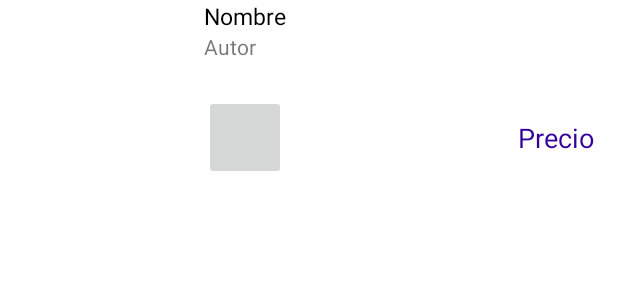
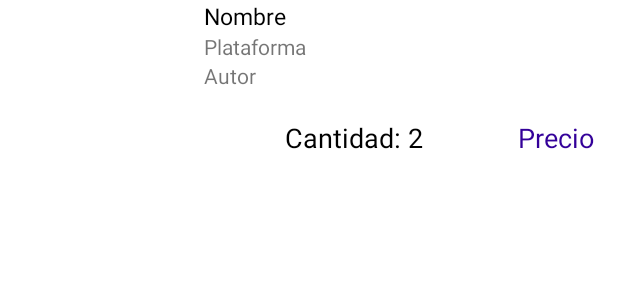
Before and after one commit to nacho949/Aiscrim, an Android app: the layout item_cesta_compra.xml on its own in the app's theme, with its tools: preview values and no code run, on a phone screen of 412 x 824 dp. Shown: the top 300 px of the screen. Run offline under Robolectric (Android 15) with nearby library versions, the phone set to English and light mode, and no system bars.

Commit message:
implementada la funcionalidad del carrito

```diff
--- a/app/src/main/java/com/aiscrim/application/ui/ActividadPrincipal.java
+++ b/app/src/main/java/com/aiscrim/application/ui/ActividadPrincipal.java
@@ -14,6 +14,7 @@
 import android.view.MenuItem;
 
 import com.aiscrim.application.R;
+import com.aiscrim.application.modelo.Videojuego;
 
 public class ActividadPrincipal extends AppCompatActivity {
 
@@ -104,6 +105,8 @@
                 drawerLayout.openDrawer(GravityCompat.START);
                 return true;
             case R.id.action_carrito:
+                Intent intent = new Intent(this, CestaCompraActivity.class);
+                startActivity(intent);
                 return true;
         }
         return super.onOptionsItemSelected(item);
--- a/app/src/main/res/layout/activity_seleccin_videojuego.xml
+++ b/app/src/main/res/layout/activity_seleccin_videojuego.xml
@@ -93,7 +93,7 @@
     </android.support.design.widget.AppBarLayout>
     <!-- FAB -->
     <android.support.design.widget.FloatingActionButton
-        android:id="@+id/fab"
+        android:id="@+id/fab_carrito"
         android:layout_width="@dimen/size_fab"
         android:layout_height="@dimen/size_fab"
         android:layout_margin="@dimen/fab_margin"
--- a/app/src/main/res/layout/item_cesta_compra.xml
+++ b/app/src/main/res/layout/item_cesta_compra.xml
@@ -18,12 +18,22 @@
         android:textSize="15sp" />
 
     <TextView
-        android:id="@+id/author"
+        android:id="@+id/carrito_palataforma"
         android:layout_width="wrap_content"
         android:layout_height="wrap_content"
+        android:text="Plataforma"
+        android:layout_below="@+id/name"
         android:layout_alignLeft="@+id/name"
-        android:layout_below="@+id/name"
-        android:text="Autor" />
+        android:layout_alignStart="@+id/name" />
+
+    <TextView
+        android:id="@+id/autor"
+        android:layout_width="wrap_content"
+        android:layout_height="wrap_content"
+        android:text="Autor"
+        android:layout_below="@+id/carrito_palataforma"
+        android:layout_alignLeft="@+id/carrito_palataforma"
+        android:layout_alignStart="@+id/carrito_palataforma" />
 
     <ImageView
         android:id="@+id/image"
@@ -45,15 +55,18 @@
         android:layout_alignParentEnd="true"
         android:layout_alignBottom="@+id/image" />
 
-    <ImageButton
+    <TextView
+        android:id="@+id/cantidad"
         android:layout_width="wrap_content"
         android:layout_height="wrap_content"
-        android:id="@+id/imageButton"
+        android:padding="16dp"
+        android:text="Cantidad: 2"
+        android:textAppearance="?android:attr/textAppearanceMedium"
+        android:textColor="#000000"
         android:layout_alignTop="@+id/price"
-        android:layout_alignLeft="@+id/author"
-        android:layout_alignStart="@+id/author"
-        android:layout_alignBottom="@+id/price"
-        android:layout_alignRight="@+id/name"
-        android:layout_alignEnd="@+id/name" />
+        android:layout_toLeftOf="@+id/price"
+        android:layout_toStartOf="@+id/price"
+        android:layout_marginRight="31dp"
+        android:layout_marginEnd="31dp" />
 
 </RelativeLayout>
```
Also changed, not shown: app/src/main/java/com/aiscrim/application/modelo/ItemCarrito.java (added, +43 -0 lines), app/src/main/java/com/aiscrim/application/ui/AdaptadorCarrito.java (added, +72 -0 lines), app/src/main/java/com/aiscrim/application/ui/CestaCompraActivity.java (+32 -1 lines), app/src/main/java/com/aiscrim/application/ui/SeleccinVideojuego.java (+19 -2 lines), app/src/main/res/layout/fragmento_grupo_items_carrito.xml (added, +23 -0 lines).
